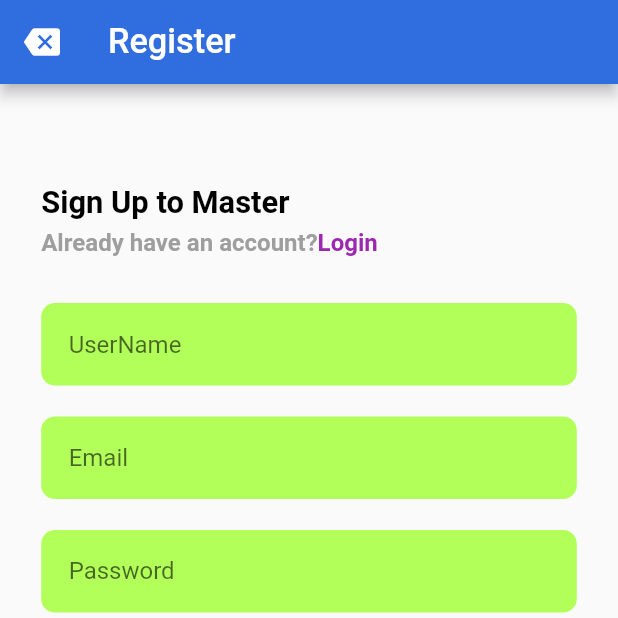
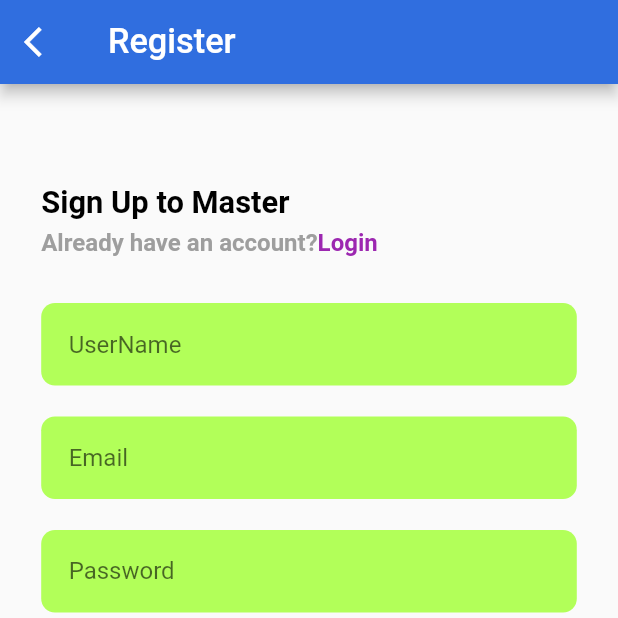
Before and after one commit to luyendao29/Pixel_Perfect_Responsive, a Flutter app: the screen it shows after launch, on a phone screen of 412 x 824 dp, the top half of it. Run offline on Flutter 3.47's test engine with Material 2 defaults, Android fonts, the phone set to English and light mode, and no system bars; our stand-ins replace flutter_screenutil, flutter_svg, styled_widget.

Commit message:
fix back OS

```diff
--- a/pixel_perfect_responsive/lib/main.dart
+++ b/pixel_perfect_responsive/lib/main.dart
@@ -37,28 +37,38 @@
 }
 
 class _MyHomePageState extends State<MyHomePage> {
-
   @override
   Widget build(BuildContext context) {
     return Scaffold(
       appBar: AppBar(
-        title: Text('Register', style: TextStyle(fontSize: 20.sp),),
+        title: Text(
+          'Register',
+          style: TextStyle(fontSize: 20.sp),
+        ),
         backgroundColor: const Color(0xFF306EDF),
-        leading: const Icon(Icons.backspace),
+        leading: const Icon(Icons.arrow_back_ios),
       ),
       body: SafeArea(
         child: SingleChildScrollView(
           child: Column(
             crossAxisAlignment: CrossAxisAlignment.start,
-            // mainAxisAlignment: MainAxisAlignment.center,
             children: [
               SizedBox(height: 52.h),
-              Text('Sign Up to Master').fontSize(18.sp).fontWeight(FontWeight.w700).textColor(Colors.black),
+              const Text('Sign Up to Master')
+                  .fontSize(18.sp)
+                  .fontWeight(FontWeight.w700)
+                  .textColor(Colors.black),
               SizedBox(height: 4.h),
               Wrap(
                 children: [
-                  Text('Already have an account?').fontWeight(FontWeight.w700).textColor(Colors.grey).fontSize(14.sp),
-                  Text('Login').fontWeight(FontWeight.w700).textColor(Colors.purple).fontSize(14.sp),
+                  const Text('Already have an account?')
+                      .fontWeight(FontWeight.w700)
+                      .textColor(Colors.grey)
+                      .fontSize(14.sp),
+                  const Text('Login')
+                      .fontWeight(FontWeight.w700)
+                      .textColor(Colors.purple)
+                      .fontSize(14.sp),
                 ],
               ),
               SizedBox(height: 24.h),
@@ -70,18 +80,36 @@
               SizedBox(height: 16.h),
               const _buidTextField(hint: 'Confirm Password'),
               SizedBox(height: 16.h),
-              FinOSButton(text: 'Create Account', colorBackground: Color(0xFF306EDF), onPressed: () {}),
+              FinOSButton(
+                  text: 'Create Account',
+                  colorBackground: const Color(0xFF306EDF),
+                  onPressed: () {}),
               Row(
                 children: [
-                  Expanded(child: Divider(color: Colors.red,)),
+                  const Expanded(
+                      child: Divider(
+                    color: Colors.red,
+                  )),
                   SizedBox(width: 16.w),
-                  const Text('or Sign up via').fontWeight(FontWeight.w500).textColor(Colors.lightGreen).fontSize(14.sp),
+                  const Text('or Sign up via')
+                      .fontWeight(FontWeight.w500)
+                      .textColor(Colors.lightGreen)
+                      .fontSize(14.sp),
                   SizedBox(width: 16.w),
-                  Expanded(child: Divider(color: Colors.red,)),
+                  const Expanded(
+                      child: Divider(
+                    color: Colors.red,
+                  )),
                 ],
               ).padding(top: 24.h),
-              FinOSButton(text: 'Google', colorBackground: Color(0xFF306EDF), onPressed: () {}, iconPath: 'assets/icons/vietnam',).padding(top: 16.h),
-          ],).padding(horizontal: 24.w),
+              FinOSButton(
+                text: 'Google',
+                colorBackground: const Color(0xFF306EDF),
+                onPressed: () {},
+                iconPath: 'assets/icons/vietnam',
+              ).padding(top: 16.h),
+            ],
+          ).padding(horizontal: 24.w),
         ),
       ),
     );
@@ -92,7 +120,8 @@
   final String hint;
 
   const _buidTextField({
-    Key? key, required this.hint,
+    Key? key,
+    required this.hint,
   }) : super(key: key);
 
   @override
@@ -101,11 +130,11 @@
       decoration: InputDecoration(
         border: OutlineInputBorder(
           borderRadius: BorderRadius.circular(8.r),
-          borderSide: BorderSide(color: Colors.transparent, width: 0),
+          borderSide: const BorderSide(color: Colors.transparent, width: 0),
         ),
         enabledBorder: OutlineInputBorder(
           borderRadius: BorderRadius.circular(8.r),
-          borderSide: BorderSide(color: Colors.transparent, width: 0),
+          borderSide: const BorderSide(color: Colors.transparent, width: 0),
         ),
         contentPadding: EdgeInsets.symmetric(horizontal: 16.w, vertical: 14.h),
         filled: true,
```
